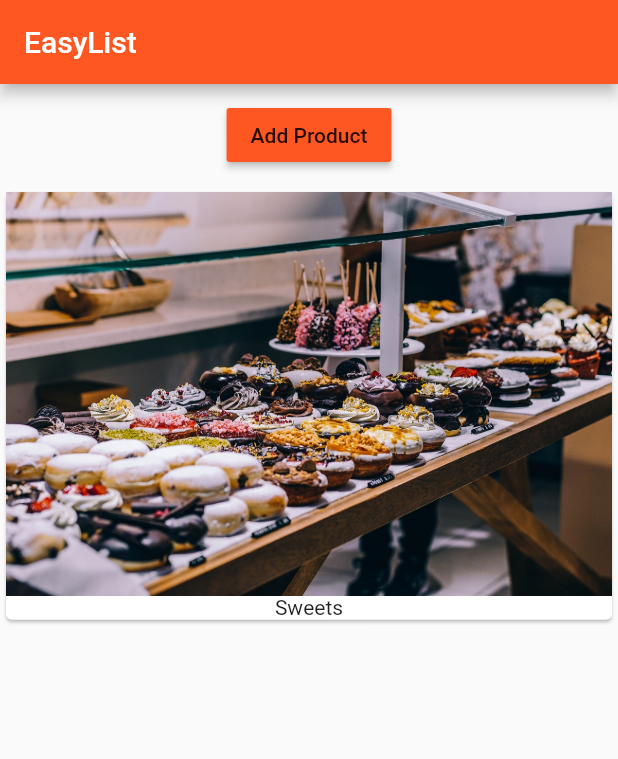
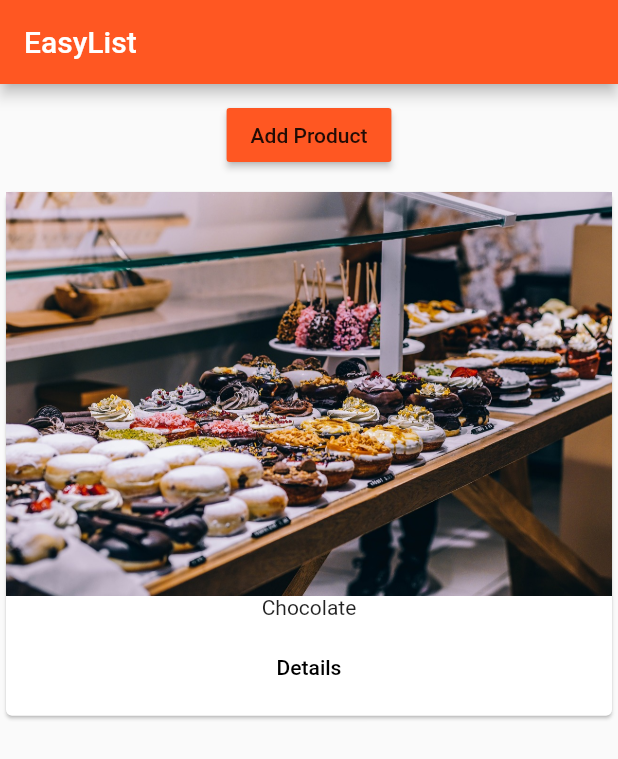
Before and after one commit to AmirVagapov/FlutterFirstApp, a Flutter app: the screen it shows after launch, after a tap on "Add Product", on a phone screen of 412 x 824 dp. Shown: the top 759 px of the screen. Run offline on Flutter 3.47's test engine with Material 2 defaults, Android fonts, the phone set to English and light mode, and no system bars.

Commit message:
Added ProductPage Screen

```diff
--- a/lib/main.dart
+++ b/lib/main.dart
@@ -1,6 +1,7 @@
 import 'package:flutter/cupertino.dart';
 import 'package:flutter/material.dart';
 import 'package:flutter/rendering.dart';
+import 'package:flutter_course/pages/home_page.dart';
 
 import 'package:flutter_course/product_manager.dart';
 
@@ -17,16 +18,11 @@ class MyApp extends StatelessWidget {
     return MaterialApp(
       // debugShowMaterialGrid: true,
       theme: ThemeData(
-         // buttonTheme: ButtonThemeData(buttonColor: Colors.lightBlue),
+          // buttonTheme: ButtonThemeData(buttonColor: Colors.lightBlue),
           primarySwatch: Colors.deepOrange,
           accentColor: Colors.purple,
           brightness: Brightness.light),
-      home: Scaffold(
-        appBar: AppBar(
-          title: Text('EasyList'),
-        ),
-        body: ProductManager(),
-      ),
+      home: HomePage(),
     );
   }
 }
--- /dev/null
+++ b/lib/pages/home_page.dart
@@ -0,0 +1,10 @@
+import 'package:flutter/material.dart';
+import 'package:flutter_course/product_manager.dart';
+
+class HomePage extends StatelessWidget {
+  @override
+  Widget build(BuildContext context) {
+    return Scaffold(
+        appBar: AppBar(title: Text("EasyList")), body: ProductManager());
+  }
+}
--- a/lib/product_control.dart
+++ b/lib/product_control.dart
@@ -10,7 +10,7 @@ class ProductControl extends StatelessWidget {
     return RaisedButton(
       color: Theme.of(context).primaryColor,
       onPressed: () {
-        addProduct("Sweets");
+        addProduct({"title": "Chocolate", "image": "assets/food.jpg"});
       },
       child: Text('Add Product'),
     );
--- a/lib/product_manager.dart
+++ b/lib/product_manager.dart
@@ -3,7 +3,7 @@ import 'package:flutter_course/product_control.dart';
 import 'package:flutter_course/products.dart';
 
 class ProductManager extends StatefulWidget {
-  final String startingProduct;
+  final Map<String, String> startingProduct;
 
   const ProductManager({this.startingProduct});
 
@@ -14,13 +14,13 @@ class ProductManager extends StatefulWidget {
 }
 
 class ProductManagerState extends State<ProductManager> {
-  final List<String> _products = [];
+  final List<Map<String, String>> _products = [];
 
   @override
   void initState() {
     super.initState();
-    if(widget.startingProduct != null) {
-    _products.add(widget.startingProduct);
+    if (widget.startingProduct != null) {
+      _products.add(widget.startingProduct);
     }
   }
 
@@ -29,8 +29,12 @@ class ProductManagerState extends State<ProductManager> {
     super.didUpdateWidget(oldWidget);
   }
 
-  void _addProduct(String product) {
+  void _addProduct(Map<String, String> product) {
     setState(() => _products.add(product));
+  }
+
+  void _deleteProduct(int index) {
+    setState(() => _products.removeAt(index));
   }
 
   @override
@@ -40,7 +44,7 @@ class ProductManagerState extends State<ProductManager> {
         margin: EdgeInsets.all(10.0),
         child: ProductControl(_addProduct),
       ),
-      Expanded(child: Products(_products))
+      Expanded(child: Products(_products, deleteProduct: _deleteProduct))
     ]);
   }
 }
--- a/lib/products.dart
+++ b/lib/products.dart
@@ -1,16 +1,36 @@
 import 'package:flutter/material.dart';
+import 'package:flutter_course/pages/product.dart';
 
 class Products extends StatelessWidget {
-  final List<String> products;
+  final List<Map<String, String>> products;
+  final Function deleteProduct;
 
-  const Products([this.products = const []]);
+  const Products(this.products, {this.deleteProduct});
 
   Widget _buildProductItem(BuildContext context, int index) {
     return Card(
       child: Column(
         children: <Widget>[
-          Image.asset("assets/food.jpg"),
-          Text(products[index])
+          Image.asset(products[index]["image"]),
+          Text(products[index]["title"]),
+          ButtonBar(
+            alignment: MainAxisAlignment.center,
+            children: <Widget>[
+              FlatButton(
+                  child: Text("Details"),
+                  onPressed: () => Navigator.push<bool>(
+                        context,
+                        MaterialPageRoute(
+                            builder: (BuildContext context) => ProductPage(
+                                products[index]["title"],
+                                products[index]["image"])),
+                      ).then((bool value) {
+                        if (value) {
+                          deleteProduct(index);
+                        }
+                      }))
+            ],
+          )
         ],
       ),
     );
```
Also changed, not shown: lib/pages/product.dart (added, +28 -0 lines).
